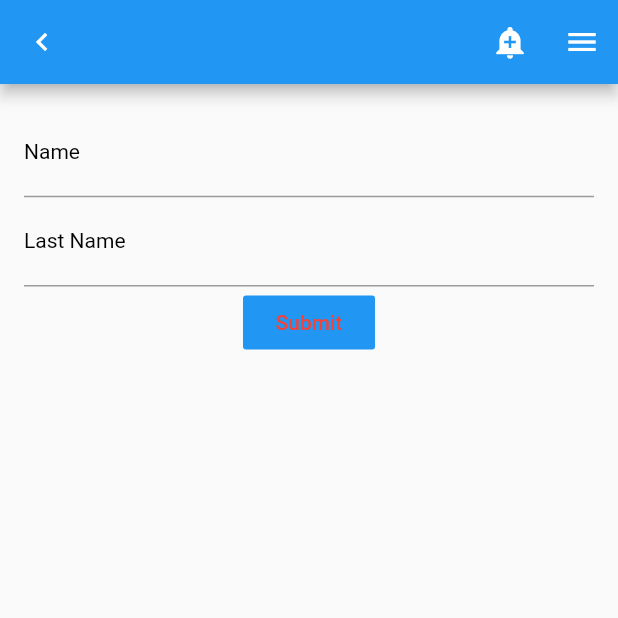
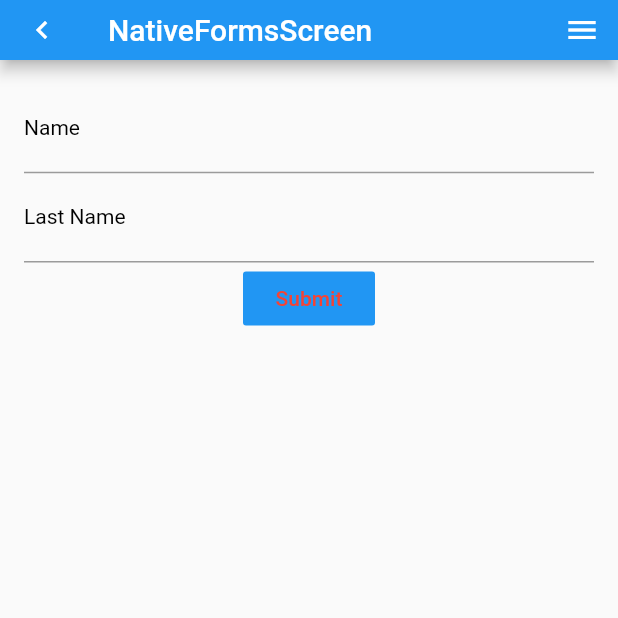
Before and after one commit to dmitrykuznetsovdev/flutter_test, a Flutter app: the screen it shows after launch, after a tap on "Native Forms", on a phone screen of 412 x 824 dp, the top half of it. Run offline on Flutter 3.47's test engine with Material 2 defaults, Android fonts, the phone set to English and light mode, and no system bars; our stand-ins replace flutter_form_builder, flutter_mobx, font_awesome_flutter, get_it, mobx, shared_preferences; missing offline and left inert: giffy_dialog; generated files the repository leaves out were written again; network calls fail.

Commit message:
add appbar

```diff
--- a/lib/app/app.dart
+++ b/lib/app/app.dart
@@ -16,8 +16,7 @@ class MyApp extends StatelessWidget {
         ],
         child: Consumer<MainStore>(
             builder: (_, store, __) => Observer(
-                builder: (_) => Container(
-                    child: MaterialApp(
+                builder: (_) => MaterialApp(
                     title: 'Flutter Demo',
                     navigatorKey: locator<NavigationService>().navigatorKey,
                     theme: store.settingsStore.isDarkModeUser ? theme['dark']: theme['light'],
@@ -27,7 +26,6 @@ class MyApp extends StatelessWidget {
                 )
             )
         )
-        )
     );
   }
 }
--- a/lib/app/routes.dart
+++ b/lib/app/routes.dart
@@ -13,5 +13,5 @@ Map<String, WidgetBuilder>  routes(BuildContext context) => <String, WidgetBuild
   ListRoute: (BuildContext context) => ListScreen(),
   DetailRoute: (BuildContext context) => ProductDetailScreen(),
   FormsRoute: (BuildContext context) => FormsScreen(),
-  NativeFormsRoute: (BuildContext context) => NativeFormsScreen(),
+  NativeFormsRoute: (BuildContext context) => NativeFormsScreen(title: 'NativeFormsScreen'),
 };
--- a/lib/componets/app_bar/app_bar.dart
+++ b/lib/componets/app_bar/app_bar.dart
@@ -2,20 +2,38 @@ import 'package:flutter/cupertino.dart';
 import 'package:flutter/material.dart';
 import 'package:flutter_app/dal/router/router.dart';
 
-AppBar appBar(String title, RouterStore router, [bool isShowBack = true]) => AppBar(
+class AppBarComponent extends StatelessWidget implements PreferredSizeWidget {
+  final String title;
+  final RouterStore router;
+  final bool isShowBack;
+  final Function showDialogPopup;
+
+  AppBarComponent({Key key,
+      @required this.title,
+      @required this.router,
+      this.isShowBack,
+      this.showDialogPopup
+  }) : super(key: key);
+
+  @override
+  Size get preferredSize {
+    return new Size.fromHeight(40.0);
+  }
+
+  @override
+  Widget build(BuildContext context) {
+    // TODO: implement build
+    return AppBar(
       title: Text(title),
-      leading: isShowBack ? _preview(router) : Container(
-        width: 20,
-        height: 20,
-        child: Text(''),
-      ),
+      leading: isShowBack is bool
+          ? _preview(router)
+          : _preview(router),
       actions: <Widget>[
+        if (this.showDialogPopup is Function)
           IconButton(
             icon: const Icon(Icons.add_alert),
             tooltip: 'Alert',
-          onPressed: () {
-            // scaffoldKey.currentState.showSnackBar(snackBar);
-          },
+            onPressed: () => showDialogPopup(context),
           ),
         IconButton(
           icon: const Icon(Icons.menu),
@@ -26,6 +44,7 @@ AppBar appBar(String title, RouterStore router, [bool isShowBack = true]) => App
         )
       ],
     );
+  }
 
   IconButton _preview(RouterStore router) => IconButton(
         icon: const Icon(Icons.navigate_before),
@@ -34,3 +53,4 @@ IconButton _preview(RouterStore router) => IconButton(
           router.pop();
         },
       );
+}
--- a/lib/containers/home/home.dart
+++ b/lib/containers/home/home.dart
@@ -5,6 +5,7 @@ import 'package:flutter_app/dal/main_store.dart';
 import 'package:flutter_app/dal/router/constants.dart';
 import 'package:flutter_app/componets/app_bar/app_bar.dart';
 import 'package:provider/provider.dart';
+import 'package:flutter_app/componets/dialog/dialog_manager.dart';
 
 final counter = Counter();
 
@@ -40,7 +41,12 @@ class MyHomePage extends StatelessWidget {
 
     return Observer(
         builder: (_) => Scaffold(
-          appBar: appBar(this.title, storeMain.router, false),
+          appBar: AppBarComponent(
+              title: this.title,
+              router: storeMain.router,
+              isShowBack: false,
+              showDialogPopup: this._showDialog
+          ),
           body: Container(
             padding: EdgeInsets.all(10),
             color: Colors.black12,
@@ -122,10 +128,24 @@ class MyHomePage extends StatelessWidget {
                   tooltip: '-',
                   onPressed: storeMain.counterStore.decrement,
                 ),
-              ),
+              )
             ],
           ),
         )
     );
   }
+
+  void _showDialog(BuildContext context) {
+    showDialog(
+        context: context,
+        builder: (_) => DialogManager(
+          image: Image.network(
+            "https://raw.githubusercontent.com/Shashank02051997/FancyGifDialog-Android/master/GIF's/gif14.gif",
+            fit: BoxFit.cover,
+          ),
+          title: 'title text',
+          description: 'description text',
+          buttonText: 'buttonText',
+        ));
+  }
 }
--- a/lib/containers/list_screen.dart
+++ b/lib/containers/list_screen.dart
@@ -12,7 +12,10 @@ class ListScreen extends StatelessWidget {
     final storeMain = Provider.of<MainStore>(context);
 
     return Scaffold(
-        appBar: appBar("list", storeMain.router),
+        appBar: AppBarComponent(
+          title: 'List',
+          router: storeMain.router,
+        ),
         body: Scrollbar(child: _renderList(context)));
   }
 }
--- a/lib/containers/native_forms/native_forms.dart
+++ b/lib/containers/native_forms/native_forms.dart
@@ -24,7 +24,10 @@ class _FormsState extends State<NativeFormsScreen> {
 
     return Observer(
         builder: (_) => Scaffold(
-            appBar: appBar('${storeView.nativeForms.getFullName}', storeMain.router),
+            appBar: AppBarComponent(
+                title: widget.title,
+                router: storeMain.router,
+            ),
             body: Container(
                 padding: EdgeInsets.symmetric(vertical: 16.0, horizontal: 16.0),
                 child: Form(
--- a/lib/containers/product_detail.dart
+++ b/lib/containers/product_detail.dart
@@ -13,7 +13,10 @@ class ProductDetailScreen extends StatelessWidget {
     final storeMain = Provider.of<MainStore>(context);
 
     return Scaffold(
-        appBar: appBar(args.title, storeMain.router),
+        appBar: AppBarComponent(
+          title: args.title,
+          router: storeMain.router,
+        ),
         body: Container(
           width: double.infinity,
           child: args.message == '85 W Portal Ave' ? _card2(args, context) : _card(args)
--- /dev/null
+++ b/lib/dal/dialog/locator.dart
@@ -0,0 +1,8 @@
+import 'package:get_it/get_it.dart';
+import 'dialog_services.dart';
+
+GetIt locator = GetIt.instance;
+
+void setupDialogLocator() {
+  locator.registerLazySingleton(() => DialogService());
+}
--- a/lib/dal/main_store.dart
+++ b/lib/dal/main_store.dart
@@ -2,6 +2,7 @@ import 'package:flutter/cupertino.dart';
 import 'package:mobx/mobx.dart';
 import 'counter/counter.dart';
 import 'router/router.dart';
+import 'dialog/dialog.dart';
 import 'settings/settings.dart';
 import 'settings/preferences_service.dart';
 import 'package:flutter_app/containers/native_forms/store_view.dart';
@@ -22,6 +23,7 @@ abstract class _MainStore with Store {
 
   final router = RouterStore();
   final counterStore = Counter();
+  final dialogStore = DialogStore();
   final settingsStore = Settings(PreferencesService());
   final viewStore = _ViewStore();
   set transportLayer(p) => null;
--- a/lib/dal/router/locator.dart
+++ b/lib/dal/router/locator.dart
@@ -15,6 +15,6 @@ class NavigationService {
   }
 }
 
-void setupLocator() {
+void setupRouterLocator() {
   locator.registerLazySingleton(() => NavigationService());
 }
--- a/lib/main.dart
+++ b/lib/main.dart
@@ -1,8 +1,10 @@
 import 'package:flutter/material.dart';
 import 'package:flutter_app/app/app.dart';
 import 'package:flutter_app/dal/router/locator.dart';
+import 'package:flutter_app/dal/dialog/locator.dart';
 
 void main() {
-  setupLocator();
+  setupRouterLocator();
+  setupDialogLocator();
   return runApp(MyApp());
 }
--- a/pubspec.yaml
+++ b/pubspec.yaml
@@ -26,6 +26,7 @@ dependencies:
   json_serializable:
   shared_preferences:
   get_it:
+  giffy_dialog:
   flutter_mobx: ^0.3.3+1
   flutter:
     sdk: flutter
```
Also changed, not shown: lib/componets/dialog/dialog.dart (added, +98 -0 lines), lib/componets/dialog/dialog_manager.dart (added, +39 -0 lines), lib/containers/forms.dart (+37 -26 lines), lib/dal/counter/counter.dart (+18 -0 lines), lib/dal/dialog/dialog.dart (added, +31 -0 lines), lib/dal/dialog/dialog_services.dart (added, +55 -0 lines), lib/dal/dialog/dialog.g.dart (added), pubspec.lock. Lines whose indentation alone changed are shown as unchanged.
